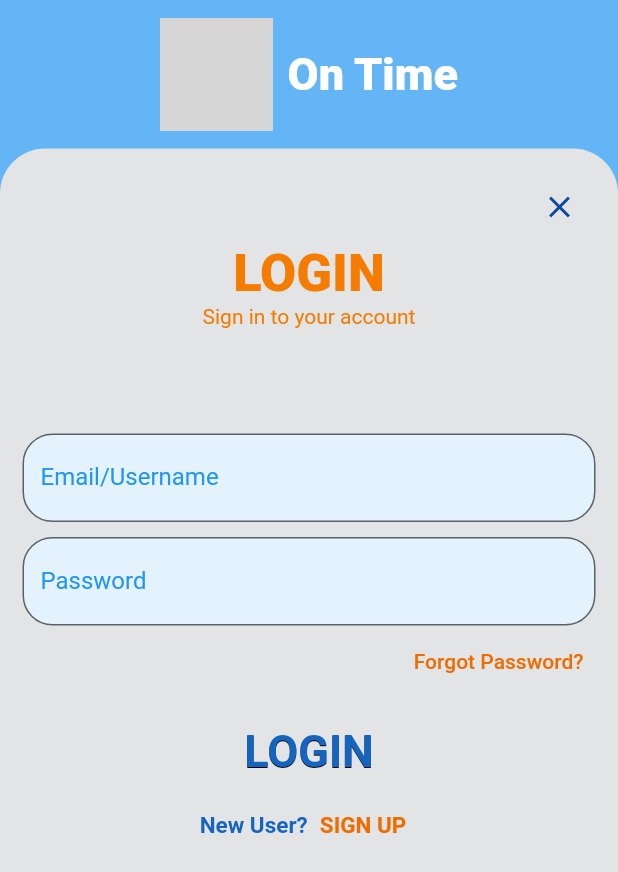
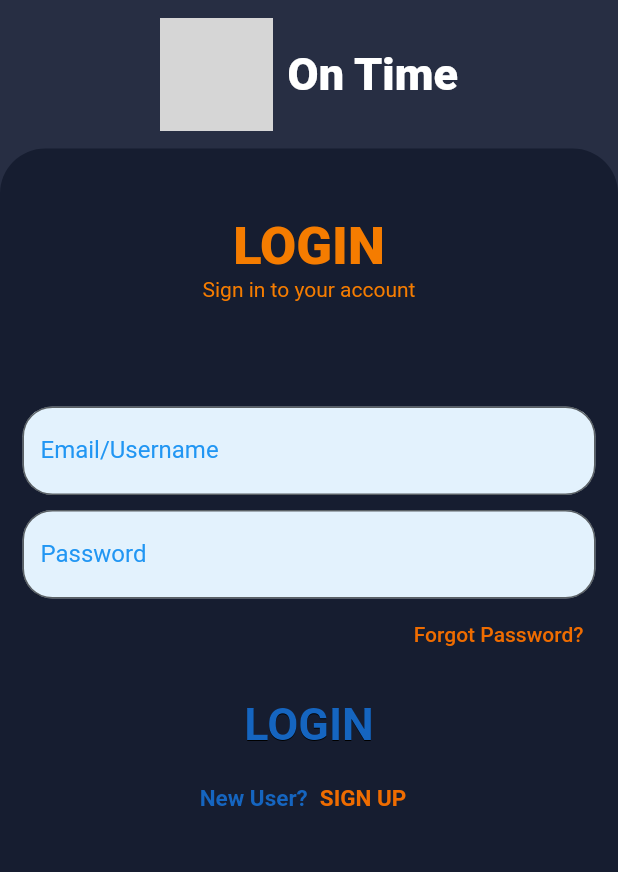
Before and after one commit to ahmadtaha2/Time-s-Up, a Flutter app: the screen it shows after launch, after a tap on "Sign Up", after a tap on "SIGN UP", after a tap on "LOGIN", on a phone screen of 412 x 824 dp. Shown: the top 872 px of the screen. Run offline on Flutter 3.47's test engine with Material 2 defaults, Android fonts, the phone set to English and light mode, and no system bars; our stand-ins replace google_nav_bar, shared_preferences; grey boxes are pictures that could not be loaded.

Commit message:
new theme desgin

```diff
--- a/lib/Registration/account.dart
+++ b/lib/Registration/account.dart
@@ -2,7 +2,7 @@
 import 'package:pro1/Registration/choose_mode.dart';
 import 'package:shared_preferences/shared_preferences.dart';
 import 'package:pro1/Registration/login.dart';
-import 'package:pro1/launch.dart';
+//import 'package:pro1/launch.dart';
 import 'package:pro1/app_themes.dart';
 
 class Account extends StatefulWidget {
@@ -37,7 +37,7 @@
   Widget build(BuildContext context) {
     return SafeArea(
       child: Scaffold(
-        backgroundColor: theme2,
+        backgroundColor: background1,
         body: Form(
           key: formKey,
           child: SingleChildScrollView(
@@ -74,17 +74,8 @@
                   child: Column(
                     mainAxisAlignment: MainAxisAlignment.start,
                     children: <Widget>[
-                      Row(
-                        mainAxisAlignment: MainAxisAlignment.end,
-                        children: [
-                          IconButton(
-                            onPressed: () {},
-                            icon: Icon(
-                              Icons.close_outlined,
-                              color: Colors.blue[900],
-                            ),
-                          )
-                        ],
+                      const SizedBox(
+                        height: 30,
                       ),
                       _themes.title('SIGN UP'),
                       _themes.trailing('Welcome to On Time'),
@@ -93,6 +84,8 @@
                       ),
                       TextFormField(
                         //username text field
+                        keyboardType: TextInputType.name,
+                        keyboardAppearance: Brightness.dark,
                         controller: _usernameController,
                         decoration: _themes.textFormFieldDecoration('Username'),
                         obscureText: false,
@@ -114,6 +107,7 @@
                         //email text field
                         controller: _emailController,
                         keyboardType: TextInputType.emailAddress,
+                        keyboardAppearance: Brightness.dark,
                         decoration: _themes.textFormFieldDecoration('Email'),
                         obscureText: false,
                         validator: (value) {
@@ -137,6 +131,7 @@
                       ),
                       TextFormField(
                         //password text field
+                        keyboardAppearance: Brightness.dark,
                         validator: (value) {
                           if (value!.length < 6) {
                             return 'Short password';
@@ -158,6 +153,7 @@
                       ),
                       TextFormField(
                         //Confirm password text field
+                        keyboardAppearance: Brightness.dark,
                         controller: _confirmedPasswordController,
                         decoration:
                             _themes.textFormFieldDecoration('Confirm Password'),
--- a/lib/Registration/choose_mode.dart
+++ b/lib/Registration/choose_mode.dart
@@ -13,6 +13,7 @@
 
 // in this variable the user role/mode will be saved
 String userMode = '';
+int userIndex = -1;
 
 class _ChooseModeState extends State<ChooseMode> {
   final Themes _themes = Themes();
@@ -73,6 +74,7 @@
                         of the app according to user mode chosen */
                         onPressed: () {
                           setState(() {
+                            userIndex = 0;
                             userMode = 'family';
                           });
                           //use this statement to check if the value is stored
@@ -100,6 +102,7 @@
                         of the app according to user mode chosen */
                         onPressed: () {
                           setState(() {
+                            userIndex = 1;
                             userMode = 'personal';
                           });
                           Navigator.pushReplacement(
--- a/lib/Registration/login.dart
+++ b/lib/Registration/login.dart
@@ -1,7 +1,11 @@
 import 'package:flutter/material.dart';
-import 'package:pro1/Home_Page/Home_Page.dart';
+//import 'package:pro1/Home_Page/Home_Page.dart';
+import 'package:pro1/Home_Page/Parent_Version/parent_home.dart';
+import 'package:pro1/Home_Page/Single_User_Version/single_user_home.dart';
+import 'package:pro1/Registration/Forgot_Password/verify_email.dart';
 import 'package:pro1/Registration/account.dart';
-import 'package:pro1/launch.dart';
+import 'package:pro1/Registration/choose_mode.dart';
+//import 'package:pro1/launch.dart';
 import 'package:shared_preferences/shared_preferences.dart';
 import 'package:pro1/app_themes.dart';
 
@@ -29,7 +33,7 @@
   Widget build(BuildContext context) {
     return SafeArea(
       child: Scaffold(
-        backgroundColor: theme2,
+        backgroundColor: background1,
         body: Form(
           key: formKey,
           child: SingleChildScrollView(
@@ -51,9 +55,10 @@
                       const Text(
                         'On Time',
                         style: TextStyle(
-                            color: Colors.white,
-                            fontWeight: FontWeight.w800,
-                            fontSize: 30),
+                          color: Colors.white,
+                          fontWeight: FontWeight.w800,
+                          fontSize: 30,
+                        ),
                       ),
                     ],
                   ),
@@ -65,17 +70,8 @@
                   child: Column(
                     mainAxisAlignment: MainAxisAlignment.start,
                     children: <Widget>[
-                      Row(
-                        mainAxisAlignment: MainAxisAlignment.end,
-                        children: [
-                          IconButton(
-                            onPressed: () {},
-                            icon: Icon(
-                              Icons.close_outlined,
-                              color: Colors.blue[900],
-                            ),
-                          )
-                        ],
+                      const SizedBox(
+                        height: 30,
                       ),
                       _themes.title('LOGIN'),
                       _themes.trailing('Sign in to your account'),
@@ -86,6 +82,7 @@
                         //email/username text field
                         controller: _emailInput,
                         keyboardType: TextInputType.emailAddress,
+                        keyboardAppearance: Brightness.dark,
                         decoration:
                             _themes.textFormFieldDecoration('Email/Username'),
                         obscureText: false,
@@ -108,6 +105,7 @@
                       ),
                       TextFormField(
                         //password text field
+                        keyboardAppearance: Brightness.dark,
                         controller: _passwordInput,
                         decoration: _themes.textFormFieldDecoration('Password'),
                         obscureText: true,
@@ -123,10 +121,17 @@
                         },
                       ),
                       Row(
+                        /**Forgot Password link*/
                         mainAxisAlignment: MainAxisAlignment.end,
                         children: [
                           TextButton(
-                            onPressed: () {},
+                            onPressed: () {
+                              Navigator.of(context).push(
+                                MaterialPageRoute(
+                                  builder: (context) => const VerifyEmail(),
+                                ),
+                              );
+                            },
                             child: Text(
                               'Forgot Password?',
                               style: TextStyle(
@@ -149,7 +154,7 @@
                               MaterialPageRoute(
                                 builder: (_emailInput.text != '' &&
                                         _passwordInput.text != '')
-                                    ? (context) => const MyHomePage()
+                                    ? (context) => swtch()
                                     : ((context) => const Login()),
                               ),
                             );
@@ -193,4 +198,15 @@
     loginPrefs.setString('user', _emailInput.text);
     loginPrefs.setString('password', _passwordInput.text);
   }
+
+  Widget swtch() {
+    if (userMode == 'family') {
+      return ParentHomePage();
+    }
+    if (userMode == 'personal') {
+      return SingleUserHomePage();
+    } else {
+      return const Login();
+    }
+  }
 }
--- a/lib/Registration/signup.dart
+++ b/lib/Registration/signup.dart
@@ -1,5 +1,6 @@
 import 'package:flutter/material.dart';
-import 'package:pro1/launch.dart';
+import 'package:pro1/app_themes.dart';
+//import 'package:pro1/launch.dart';
 import 'account.dart';
 import 'login.dart';
 
@@ -15,7 +16,7 @@
   Widget build(BuildContext context) {
     return SafeArea(
       child: Scaffold(
-        backgroundColor: theme2,
+        backgroundColor: background1,
         body: Center(
           child: Column(
             mainAxisAlignment: MainAxisAlignment.center,
@@ -38,23 +39,9 @@
               const SizedBox(
                 height: 100,
               ),
-              /*Image.asset(
-                'media/images/logo2.png',
-              ),
-              const Text(
-                'Productivity',
-                style: TextStyle(color: Colors.blueAccent, fontSize: 55),
-              ),
-              const Text(
-                'Plus',
-                style: TextStyle(color: Colors.orange, fontSize: 50),
-              ),*/
-              // const Divider(
-              //   color: Colors.transparent,
-              // ),
               ElevatedButton(
                 style: ElevatedButton.styleFrom(
-                  backgroundColor: Colors.blue,
+                  backgroundColor: background2,
                   minimumSize: const Size(200, 50),
                   shape: RoundedRectangleBorder(
                     borderRadius: BorderRadius.circular(30),
@@ -75,7 +62,7 @@
               ),
               ElevatedButton(
                 style: ElevatedButton.styleFrom(
-                  backgroundColor: Colors.blue,
+                  backgroundColor: background2,
                   minimumSize: const Size(200, 50),
                   shape: RoundedRectangleBorder(
                     borderRadius: BorderRadius.circular(30),
--- a/lib/app_themes.dart
+++ b/lib/app_themes.dart
@@ -1,5 +1,8 @@
 import 'package:flutter/material.dart';
-import 'package:pro1/launch.dart';
+
+Color background1 = const Color.fromRGBO(39, 46, 67, 1);
+Color background2 = const Color.fromRGBO(22, 29, 48, 1);
+Color fontColor = const Color.fromRGBO(180, 180, 180, 1);
 
 class Themes {
   InputDecoration textFormFieldDecoration(String label) {
@@ -20,7 +23,7 @@
         topLeft: Radius.circular(30),
         topRight: Radius.circular(30),
       ),
-      color: theme1,
+      color: background2,
     );
   }
 
--- a/lib/launch.dart
+++ b/lib/launch.dart
@@ -1,6 +1,8 @@
 import 'package:flutter/material.dart';
 import 'package:pro1/Registration/SignUp.dart' as t;
 import 'dart:async';
+
+import 'package:pro1/app_themes.dart';
 
 class Launch extends StatefulWidget {
   const Launch({Key? key}) : super(key: key);
@@ -35,7 +37,7 @@
   Widget build(BuildContext context) {
     return SafeArea(
       child: Scaffold(
-        backgroundColor: theme2,
+        backgroundColor: background1,
         body: Center(
           child: Column(
             mainAxisAlignment: MainAxisAlignment.center,
--- a/lib/main.dart
+++ b/lib/main.dart
@@ -11,14 +11,8 @@
     return const MaterialApp(
       debugShowCheckedModeBanner: false,
       home: SafeArea(
-        child: Launch(),
+        child: Launch(), //launch()
       ),
     ); // MaterialApp
   }
 }
-
-/**
- *
- * Continue Coding and designing in case nothing worked
- *
- */
```
Also changed, not shown: lib/Home_Page/Parent_Version/parent_home.dart (+30 -20 lines), lib/Home_Page/Single_User_Version/single_user_home.dart (+11 -36 lines), lib/Home_Page/add_account.dart (+10 -8 lines), lib/Home_Page/switch_account.dart (+13 -8 lines).
